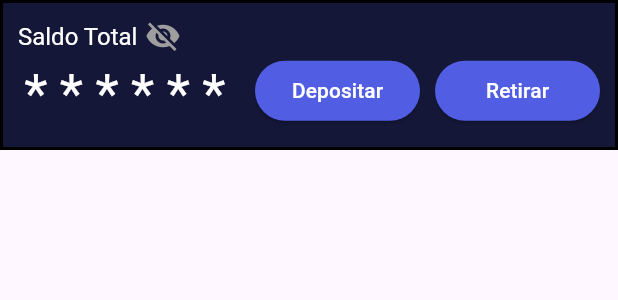
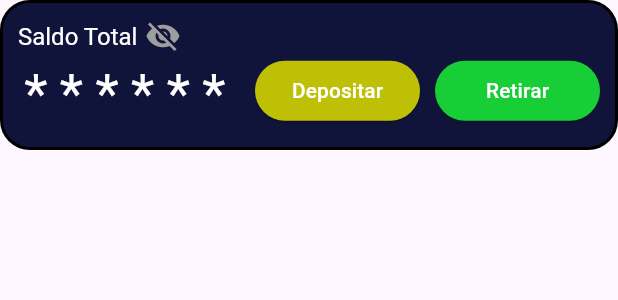
Before and after one commit to TSSW2024/Sprint-5-Frontend, a Flutter app: the SaldoWidget widget shown alone on an empty page, opened directly with empty values, on a phone screen of 412 x 824 dp. Shown: the top 300 px of the screen. Run offline on Flutter 3.47's test engine with Material 3 defaults, Android fonts, the phone set to English and light mode, and no system bars; our stand-ins replace carousel_slider, firebase_core, flutter_svg, pie_chart; accounts and stored records are empty; network calls fail.

Commit message:
arreglos visuales

```diff
--- a/lib/viewmodels/profile.viewmodel.dart
+++ b/lib/viewmodels/profile.viewmodel.dart
@@ -3,21 +3,21 @@ import 'package:flutter/material.dart';
 import '../models/profile.model.dart';
 //import '../services/profile.service.dart';
 
-
 class ProfileViewModel extends ChangeNotifier {
-  Profile _profile = Profile(name: 'Aburik',
+  Profile _profile = Profile(
+      name: 'Aburik',
       email: 'babarca@utem.cl',
-   imageUrl: 'https://pbs.twimg.com/media/GKQGCy7W8AAzYXT?format=png&name=small',
+      imageUrl:
+          'https://pbs.twimg.com/media/GKQGCy7W8AAzYXT?format=png&name=small',
       discordLink: 'https://discord.com/usuario',
       githubLink: 'https://github.com/TSSW2024',
       facebookLink: 'https://facebook.com/usuario',
       saldototal: 1000.0,
       monedas: {
-    'Bitcoin': 5,
-    'Ethereum': 3,
-    'Litecoin': 2,
-  }
-   );
+        'Bitcoin': 55,
+        'Ethereum': 15,
+        'Litecoin': 20,
+      });
   var iconMap = {
     'Bitcoin': 'assets/images/bitcoin.png',
     'Ethereum': 'assets/images/etherum.png',
--- a/lib/views/home/saldo/saldo.dart
+++ b/lib/views/home/saldo/saldo.dart
@@ -33,11 +33,12 @@ class SaldoWidgetState extends State<SaldoWidget> {
           height: 100,
           padding: const EdgeInsets.all(10),
           decoration: BoxDecoration(
-            color: const Color(0xFF141738),
+            color: Color.fromARGB(255, 17, 20, 58),
             border: Border.all(
               color: Colors.black,
               width: 2,
             ),
+            borderRadius: BorderRadius.circular(20),
           ),
           child: Column(
             crossAxisAlignment: CrossAxisAlignment.start,
@@ -73,15 +74,18 @@ class SaldoWidgetState extends State<SaldoWidget> {
                     children: [
                       if (isVisible)
                         Text(formatCurrency.format(widget.saldo),
-                            style: const TextStyle(fontSize: 36, color: Colors.white))
+                            style: const TextStyle(
+                                fontSize: 36, color: Colors.white))
                       else
                         Row(
                           children: List.generate(
                               6,
                               (index) => const Padding(
-                                    padding: EdgeInsets.symmetric(horizontal: 4.0),
+                                    padding:
+                                        EdgeInsets.symmetric(horizontal: 4.0),
                                     child: Text("*",
-                                        style: TextStyle(fontSize: 36, color: Colors.white)),
+                                        style: TextStyle(
+                                            fontSize: 36, color: Colors.white)),
                                   )),
                         ),
                       const SizedBox(width: 220), // Espacio para los botones
@@ -98,15 +102,17 @@ class SaldoWidgetState extends State<SaldoWidget> {
                               Navigator.push(
                                 context,
                                 MaterialPageRoute(
-                                    builder: (context) => const DepositarDinero()),
+                                    builder: (context) =>
+                                        const DepositarDinero()),
                               );
                             },
                             style: ButtonStyle(
                               backgroundColor: MaterialStateProperty.all<Color>(
-                                  const Color(0xFF515DE2)),
+                                  Color.fromARGB(255, 189, 192, 5)),
                             ),
                             child: const Text("Depositar",
-                                style: TextStyle(color: Colors.white, fontSize: 13.9)),
+                                style: TextStyle(
+                                    color: Colors.white, fontSize: 13.9)),
                           ),
                         ),
                         const SizedBox(width: 10), // Espacio entre los botones
@@ -117,15 +123,17 @@ class SaldoWidgetState extends State<SaldoWidget> {
                               Navigator.push(
                                 context,
                                 MaterialPageRoute(
-                                    builder: (context) => const RetirarDinero()),
+                                    builder: (context) =>
+                                        const RetirarDinero()),
                               );
                             },
                             style: ButtonStyle(
                               backgroundColor: MaterialStateProperty.all<Color>(
-                                  const Color(0xFF515DE2)),
+                                  Color.fromARGB(255, 23, 206, 54)),
                             ),
                             child: const Text("Retirar",
-                                style: TextStyle(color: Colors.white, fontSize: 13.9)),
+                                style: TextStyle(
+                                    color: Colors.white, fontSize: 13.9)),
                           ),
                         ),
                       ],
--- a/pubspec.yaml
+++ b/pubspec.yaml
@@ -21,7 +21,7 @@ dependencies:
   pie_chart: ^5.0.0
   charts_flutter: ^0.11.0
   firebase_core: ^2.31.1
-  charts_flutter: ^0.11.0
+
 
 dev_dependencies:
   flutter_test:
```
Also changed, not shown: lib/views/cartera/cartera.screen.dart (+10 -11 lines), lib/views/home/home.screen.dart (+11 -14 lines), pubspec.lock, 2 other files. Lines whose indentation alone changed are shown as unchanged.
